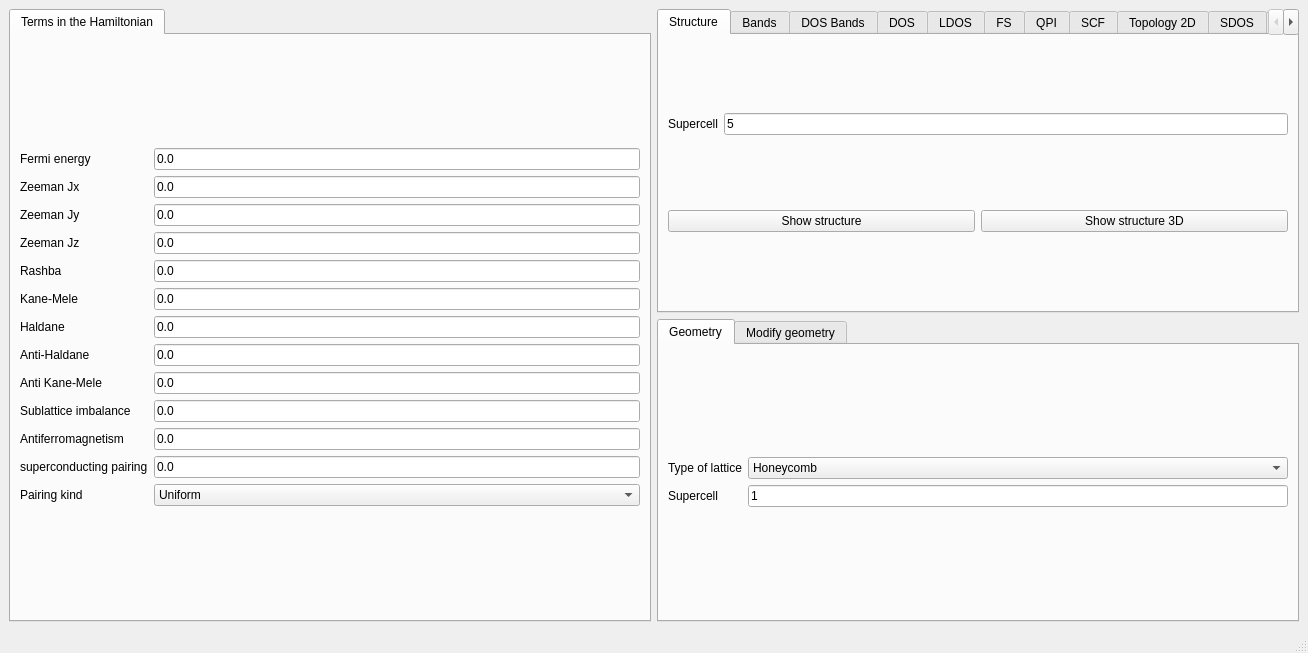
Old version of the form interface-pyqt/2d/interface.ui in the repository joselado/quantum-lattice.
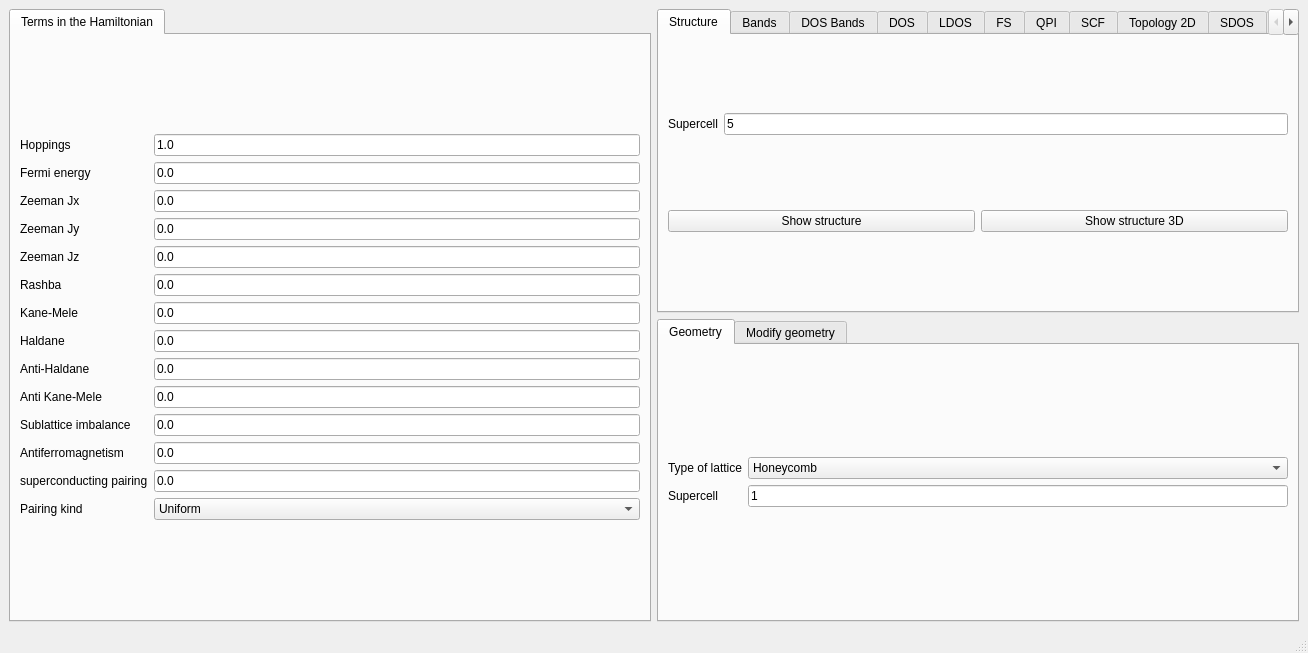
New version of the form.

```diff
--- a/interface-pyqt/2d/interface.ui
+++ b/interface-pyqt/2d/interface.ui
@@ -27,84 +27,84 @@
        <layout class="QGridLayout" name="gridLayout_24">
         <item row="0" column="0">
          <layout class="QGridLayout" name="gridLayout">
-          <item row="11" column="1">
+          <item row="13" column="1">
            <widget class="QLineEdit" name="swave">
             <property name="text">
              <string>0.0</string>
             </property>
            </widget>
           </item>
-          <item row="3" column="1">
+          <item row="5" column="1">
            <widget class="QLineEdit" name="Bz">
             <property name="text">
              <string>0.0</string>
             </property>
            </widget>
           </item>
-          <item row="1" column="1">
+          <item row="3" column="1">
            <widget class="QLineEdit" name="Bx">
             <property name="text">
              <string>0.0</string>
             </property>
            </widget>
           </item>
-          <item row="3" column="0">
+          <item row="5" column="0">
            <widget class="QLabel" name="label_5">
             <property name="text">
              <string>Zeeman Jz</string>
             </property>
            </widget>
           </item>
-          <item row="9" column="1">
+          <item row="11" column="1">
            <widget class="QLineEdit" name="mAB">
             <property name="text">
              <string>0.0</string>
             </property>
            </widget>
           </item>
-          <item row="2" column="1">
+          <item row="4" column="1">
            <widget class="QLineEdit" name="By">
             <property name="text">
              <string>0.0</string>
             </property>
            </widget>
           </item>
-          <item row="0" column="0">
+          <item row="2" column="0">
            <widget class="QLabel" name="label">
             <property name="text">
              <string>Fermi energy</string>
             </property>
            </widget>
           </item>
-          <item row="5" column="1">
+          <item row="7" column="1">
            <widget class="QLineEdit" name="kanemele">
             <property name="text">
              <string>0.0</string>
             </property>
            </widget>
           </item>
-          <item row="6" column="0">
+          <item row="8" column="0">
            <widget class="QLabel" name="label_24">
             <property name="text">
              <string>Haldane</string>
             </property>
            </widget>
           </item>
-          <item row="7" column="1">
+          <item row="9" column="1">
            <widget class="QLineEdit" name="antihaldane">
             <property name="text">
              <string>0.0</string>
             </property>
            </widget>
           </item>
-          <item row="11" column="0">
+          <item row="13" column="0">
            <widget class="QLabel" name="label_26">
             <property name="text">
              <string>superconducting pairing</string>
             </property>
            </widget>
           </item>
-          <item row="0" column="1">
+          <item row="2" column="1">
            <widget class="QLineEdit" name="fermi">
             <property name="enabled">
              <bool>true</bool>
@@ -114,98 +114,98 @@
             </property>
            </widget>
           </item>
-          <item row="4" column="1">
-           <widget class="QLineEdit" name="rashba">
-            <property name="text">
-             <string>0.0</string>
-            </property>
-           </widget>
-          </item>
           <item row="6" column="1">
+           <widget class="QLineEdit" name="rashba">
+            <property name="text">
+             <string>0.0</string>
+            </property>
+           </widget>
+          </item>
+          <item row="8" column="1">
            <widget class="QLineEdit" name="haldane">
             <property name="text">
              <string>0.0</string>
             </property>
            </widget>
           </item>
-          <item row="10" column="1">
+          <item row="12" column="1">
            <widget class="QLineEdit" name="mAF">
             <property name="text">
              <string>0.0</string>
             </property>
            </widget>
           </item>
-          <item row="4" column="0">
+          <item row="6" column="0">
            <widget class="QLabel" name="label_10">
             <property name="text">
              <string>Rashba</string>
             </property>
            </widget>
           </item>
-          <item row="5" column="0">
+          <item row="7" column="0">
            <widget class="QLabel" name="label_11">
             <property name="text">
              <string>Kane-Mele</string>
             </property>
            </widget>
           </item>
-          <item row="1" column="0">
+          <item row="3" column="0">
            <widget class="QLabel" name="label_3">
             <property name="text">
              <string>Zeeman Jx</string>
             </property>
            </widget>
           </item>
-          <item row="2" column="0">
+          <item row="4" column="0">
            <widget class="QLabel" name="label_4">
             <property name="text">
              <string>Zeeman Jy</string>
             </property>
            </widget>
           </item>
-          <item row="9" column="0">
+          <item row="11" column="0">
            <widget class="QLabel" name="label_12">
             <property name="text">
              <string>Sublattice imbalance</string>
             </property>
            </widget>
           </item>
-          <item row="10" column="0">
+          <item row="12" column="0">
            <widget class="QLabel" name="label_13">
             <property name="text">
              <string>Antiferromagnetism</string>
             </property>
            </widget>
           </item>
-          <item row="7" column="0">
+          <item row="9" column="0">
            <widget class="QLabel" name="label_25">
             <property name="text">
              <string>Anti-Haldane</string>
             </property>
            </widget>
           </item>
-          <item row="8" column="1">
+          <item row="10" column="1">
            <widget class="QLineEdit" name="antikanemele">
             <property name="text">
              <string>0.0</string>
             </property>
            </widget>
           </item>
-          <item row="8" column="0">
+          <item row="10" column="0">
            <widget class="QLabel" name="label_16">
             <property name="text">
              <string>Anti Kane-Mele</string>
             </property>
            </widget>
           </item>
-          <item row="12" column="0">
+          <item row="14" column="0">
            <widget class="QLabel" name="label_39">
             <property name="text">
              <string>Pairing kind</string>
             </property>
            </widget>
           </item>
-          <item row="12" column="1">
+          <item row="14" column="1">
            <widget class="QComboBox" name="pairing_type">
             <item>
              <property name="text">
@@ -234,6 +234,23 @@
             </item>
            </widget>
           </item>
+          <item row="1" column="0">
+           <widget class="QLabel" name="label_60">
+            <property name="text">
+             <string>Hoppings</string>
+            </property>
+           </widget>
+          </item>
+          <item row="1" column="1">
+           <widget class="QLineEdit" name="hoppings">
+            <property name="toolTip">
+             <string extracomment="Hoppings of the system. If you put several numbers separated by commas, the first number is the 1st NN hopping, the second number the 2nd NN hopping, etc"/>
+            </property>
+            <property name="text">
+             <string>1.0</string>
+            </property>
+           </widget>
+          </item>
          </layout>
         </item>
        </layout>
```
